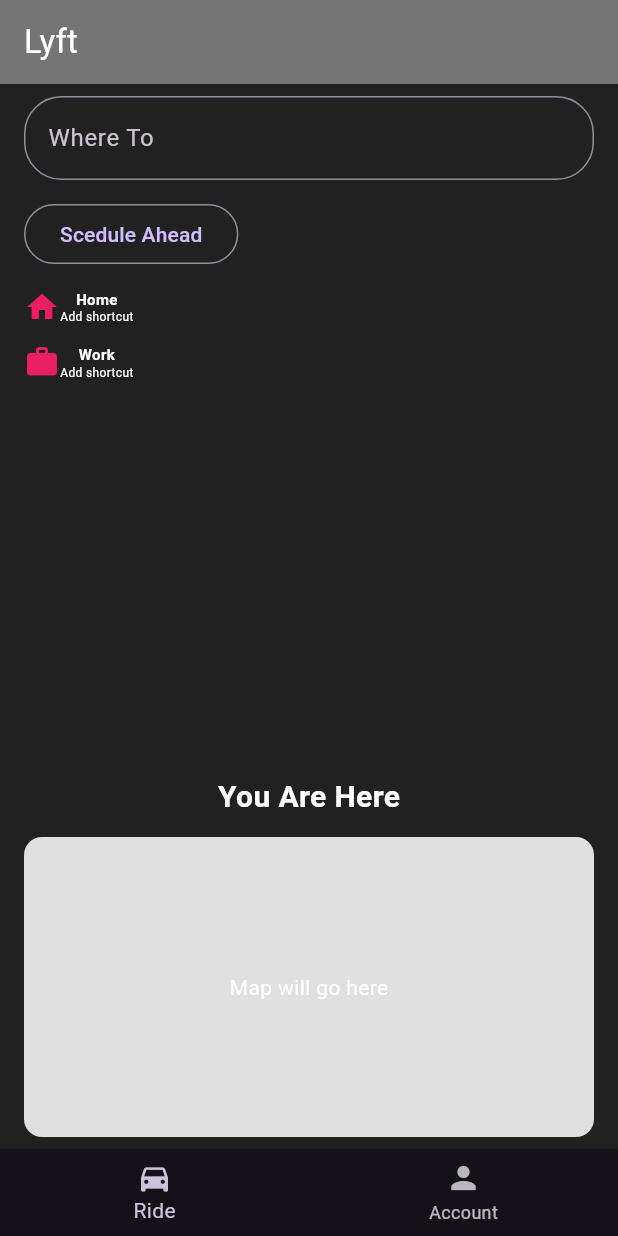
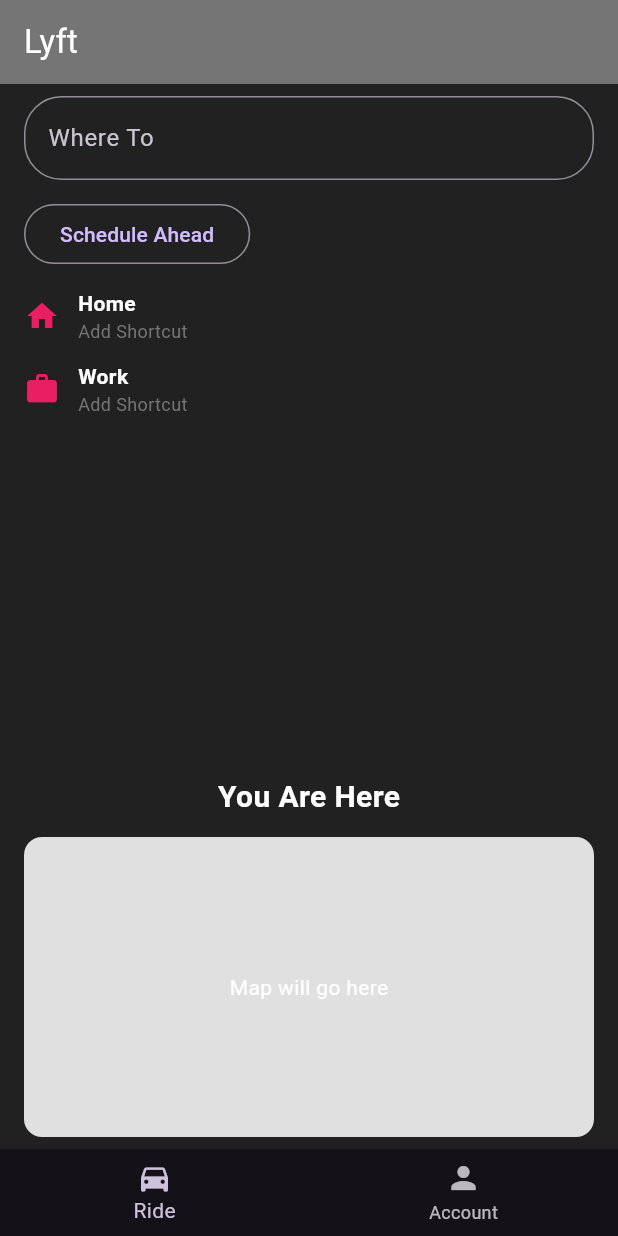
Before and after one commit to Cermias2004/re_lyft, a Flutter app: the screen it shows after launch, on a phone screen of 412 x 824 dp. Run offline on Flutter 3.47's test engine with Material 3 defaults, Android fonts, the phone set to English and light mode, and no system bars.

Commit message:
Refractor project structure and code clean up

```diff
--- /dev/null
+++ b/lib/features/home/home_screen.dart
@@ -0,0 +1,121 @@
+import 'package:flutter/material.dart';
+import '../../shared/widgets/add_shortcut_modal.dart';
+import '../rides/destination_select_modal.dart';
+
+class HomeScreen extends StatelessWidget {
+  const HomeScreen({super.key});
+
+  @override
+  Widget build(BuildContext context) {
+    return Scaffold(
+      appBar: AppBar(title: const Text('Lyft')),
+      body: Padding(
+        padding: const EdgeInsets.symmetric(horizontal: 16, vertical: 8),
+        child: Column(
+          mainAxisAlignment: MainAxisAlignment.spaceBetween,
+          children: [
+            Column(
+              crossAxisAlignment: CrossAxisAlignment.start,
+              children: [
+                GestureDetector(
+                  onTap: () => destinationSelectModal(context, 'Destination'),
+                  child: AbsorbPointer(
+                    child: TextField(
+                      decoration: InputDecoration(
+                        hintText: 'Where To',
+                        border: OutlineInputBorder(
+                          borderRadius: BorderRadius.circular(25),
+                        ),
+                      ),
+                    ),
+                  ),
+                ),
+                const SizedBox(height: 12),
+                OutlinedButton(
+                  onPressed: () =>
+                      destinationSelectModal(context, 'Schedule Ahead'),
+                  child: const Text('Schedule Ahead'),
+                ),
+                const SizedBox(height: 12),
+                _ShortcutTile(
+                  icon: Icons.home,
+                  label: 'Home',
+                  onTap: () => addShortcutModal(context, 'Home', Icons.home),
+                ),
+                const SizedBox(height: 12),
+                _ShortcutTile(
+                  icon: Icons.work,
+                  label: 'Work',
+                  onTap: () => addShortcutModal(context, 'Work', Icons.work),
+                ),
+              ],
+            ),
+
+            Column(
+              children: [
+                const Text(
+                  'You Are Here',
+                  style: TextStyle(fontSize: 20, fontWeight: FontWeight.bold),
+                ),
+                const SizedBox(height: 12),
+                Container(
+                  height: 200,
+                  width: double.infinity,
+                  decoration: BoxDecoration(
+                    color: Colors.grey[300],
+                    borderRadius: BorderRadius.circular(12),
+                  ),
+                  child: const Center(child: Text('Map will go here')),
+                ),
+              ],
+            ),
+          ],
+        ),
+      ),
+    );
+  }
+}
+
+class _ShortcutTile extends StatelessWidget {
+  final IconData icon;
+  final String label;
+  final VoidCallback onTap;
+
+  const _ShortcutTile({
+    required this.icon,
+    required this.label,
+    required this.onTap,
+  });
+
+  @override
+  Widget build(BuildContext context){
+    return GestureDetector(
+      onTap: onTap,
+      child: Row(
+        children: [
+          Icon(icon),
+          const SizedBox(width: 12),
+          Column(
+            crossAxisAlignment: CrossAxisAlignment.start,
+            children: [
+              Text(
+                label,
+                style: TextStyle(
+                  fontSize: 14,
+                  fontWeight: FontWeight.bold,
+                )
+              ),
+              Text(
+                'Add Shortcut',
+                style: TextStyle(
+                  fontSize: 12,
+                  color: Colors.grey[600],
+                )
+              ),
+            ]
+          )
+        ]
+      )
+    );
+  }
+}
--- a/lib/main.dart
+++ b/lib/main.dart
@@ -1,6 +1,6 @@
 import 'package:flutter/material.dart';
-import './screens/account_screen.dart';
-import './screens/home_screen.dart';
+import './features/account/account_screen.dart';
+import './features/home/home_screen.dart';
 
 void main() {
   runApp(MyApp());
@@ -37,15 +37,11 @@
 
 class _MainAppState extends State<MainApp> {
   int _currentIndex = 0;
-  String _searchBar = '';
 
-  final List<Widget> _screens = [
-    HomeScreen(),
-    AccountScreen(),
-  ];
+  final List<Widget> _screens = [HomeScreen(), AccountScreen()];
 
   @override
-  Widget build(BuildContext context){
+  Widget build(BuildContext context) {
     return Scaffold(
       body: _screens[_currentIndex],
       bottomNavigationBar: BottomNavigationBar(
--- a/lib/screens/home_screen.dart
+++ /dev/null
@@ -1,108 +0,0 @@
-import 'package:flutter/material.dart';
-import '../widgets/add_shortcut_modal.dart';
-
-class HomeScreen extends StatelessWidget{
-  @override
-  Widget build(BuildContext context) {
-    return Scaffold(
-      appBar: AppBar(title: Text('Lyft')),
-      body: Padding(
-        padding: EdgeInsets.fromLTRB(16, 8, 16, 8),
-        child: Column(
-          mainAxisAlignment: MainAxisAlignment.spaceBetween,
-          children: [
-            Column(
-              crossAxisAlignment: CrossAxisAlignment.start,
-              children: [
-                TextField(
-                  onChanged: (value) {},
-                  decoration: InputDecoration(
-                    hintText: 'Where To',
-                    border: OutlineInputBorder(
-                      borderRadius: BorderRadius.circular(25),
-                    ),
-                  ),
-                ),
-                SizedBox(height: 12),
-                OutlinedButton(
-                  onPressed: () {
-                    print('Tapped!');
-                  },
-                  child: Text('Scedule Ahead'),
-                ),
-                SizedBox(height: 12),
-                GestureDetector(
-                  onTap: () {
-                    addShortcutModal(context, 'Home', Icons.home);
-                  },
-                  child: Row(
-                    mainAxisAlignment: MainAxisAlignment.start,
-                    children: [
-                      Icon(Icons.home),
-                      Column(
-                        children: [
-                          Text(
-                            'Home',
-                            style: TextStyle(
-                              fontSize: 10,
-                              fontWeight: FontWeight.bold,
-                            ),
-                          ),
-                          Text('Add shortcut', style: TextStyle(fontSize: 8)),
-                        ],
-                      ),
-                    ],
-                  ),
-                ),
-                SizedBox(height: 12),
-                GestureDetector(
-                  onTap: () {
-                    addShortcutModal(context, 'Work', Icons.work);
-                  },
-                  child: Row(
-                    mainAxisAlignment: MainAxisAlignment.start,
-                    children: [
-                      Icon(Icons.work),
-                      Column(
-                        children: [
-                          Text(
-                            'Work',
-                            style: TextStyle(
-                              fontSize: 10,
-                              fontWeight: FontWeight.bold,
-                            ),
-                          ),
-                          Text('Add shortcut', style: TextStyle(fontSize: 8)),
-                        ],
-                      ),
-                    ],
-                  ),
-                ),
-              ],
-            ),
-
-            Column(
-              mainAxisAlignment: MainAxisAlignment.end,
-              children: [
-                Text(
-                  'You Are Here',
-                  style: TextStyle(fontSize: 20, fontWeight: FontWeight.bold),
-                ),
-                SizedBox(height: 12),
-                Container(
-                  height: 200,
-                  width: double.infinity,
-                  decoration: BoxDecoration(
-                    color: Colors.grey[300],
-                    borderRadius: BorderRadius.circular(12),
-                  ),
-                  child: Center(child: Text('Map will go here')),
-                ),
-              ],
-            ),
-          ],
-        ),
-      ),
-    );
-  }
-}
```
Also changed, not shown: lib/features/account/account_screen.dart (added, +64 -0 lines), lib/features/notifications/notifications_screen.dart (added, +18 -0 lines), lib/features/payments/payment_screen.dart (added, +18 -0 lines), lib/features/rides/destination_select_modal.dart (added, +79 -0 lines), lib/features/rides/ride_history_screen.dart (added, +18 -0 lines), lib/features/settings/help_screen.dart (added, +18 -0 lines), lib/features/settings/settings_screen.dart (added, +20 -0 lines), lib/screens/account_screen.dart (deleted, +0 -54 lines), lib/shared/widgets/add_shortcut_modal.dart (renamed from lib/widgets/add_shortcut_modal.dart, +6 -14 lines), lib/shared/widgets/custom_header.dart (added, +31 -0 lines), flutter_01.png (added), 1 other file.
